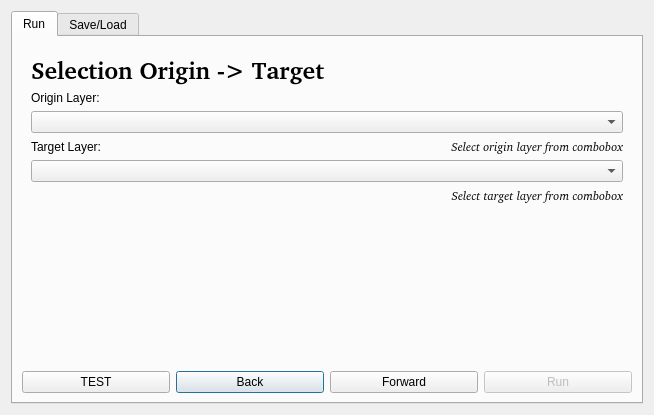
The window that arpap_spatialreport_dialog_base.ui (gis3w/ARPAP_SpatialReport) describes before a commit, drawn with Qt 5.
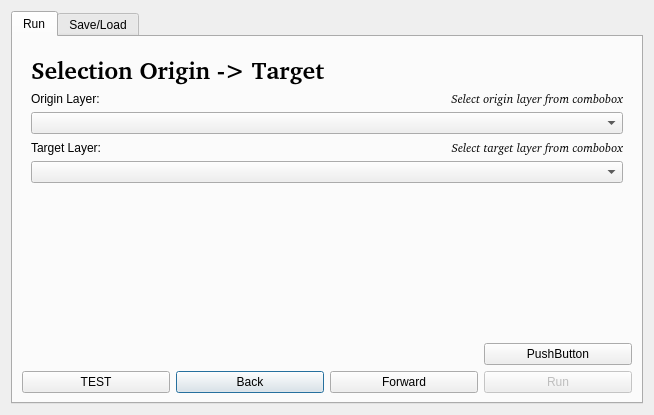
The same window after the commit. The open tabs and pages were chosen to show the change.

Commit message: Continue develop. Test pygal for report charts.

Diff of the .ui file:
```diff
--- a/arpap_spatialreport_dialog_base.ui
+++ b/arpap_spatialreport_dialog_base.ui
@@ -27,17 +27,20 @@
        <string>Run</string>
       </attribute>
       <layout class="QGridLayout" name="gridLayout_2">
-       <item row="1" column="1">
+       <item row="2" column="1">
         <widget class="QPushButton" name="backButton">
          <property name="enabled">
           <bool>true</bool>
          </property>
+         <property name="layoutDirection">
+          <enum>Qt::LeftToRight</enum>
+         </property>
          <property name="text">
           <string>Back</string>
          </property>
         </widget>
        </item>
-       <item row="1" column="3">
+       <item row="2" column="3">
         <widget class="QPushButton" name="runButton">
          <property name="enabled">
           <bool>false</bool>
@@ -47,15 +50,18 @@
          </property>
         </widget>
        </item>
-       <item row="1" column="0">
+       <item row="2" column="0">
         <widget class="QPushButton" name="testButton">
          <property name="text">
           <string>TEST</string>
          </property>
         </widget>
        </item>
-       <item row="1" column="2">
+       <item row="2" column="2">
         <widget class="QPushButton" name="forwardButton">
+         <property name="layoutDirection">
+          <enum>Qt::LeftToRight</enum>
+         </property>
          <property name="text">
           <string>Forward</string>
          </property>
@@ -67,26 +73,10 @@
           <bool>true</bool>
          </property>
          <property name="currentIndex">
-          <number>3</number>
+          <number>4</number>
          </property>
          <widget class="QWidget" name="pageSelectLayer">
           <layout class="QGridLayout" name="gridLayout_3">
-           <item row="3" column="1">
-            <widget class="QLabel" name="labelInfoOriginLayer">
-             <property name="font">
-              <font>
-               <family>Droid Sans [unknown]</family>
-               <italic>true</italic>
-              </font>
-             </property>
-             <property name="text">
-              <string>Select origin layer from combobox</string>
-             </property>
-             <property name="alignment">
-              <set>Qt::AlignRight|Qt::AlignTop|Qt::AlignTrailing</set>
-             </property>
-            </widget>
-           </item>
            <item row="0" column="0" colspan="2">
             <widget class="QLabel" name="labelTitleStep1">
              <property name="font">
@@ -102,22 +92,6 @@
              </property>
             </widget>
            </item>
-           <item row="5" column="1">
-            <widget class="QLabel" name="labelInfoTragetLayer">
-             <property name="font">
-              <font>
-               <family>Droid Sans [unknown]</family>
-               <italic>true</italic>
-              </font>
-             </property>
-             <property name="text">
-              <string>Select target layer from combobox</string>
-             </property>
-             <property name="alignment">
-              <set>Qt::AlignRight|Qt::AlignTop|Qt::AlignTrailing</set>
-             </property>
-            </widget>
-           </item>
            <item row="1" column="0">
             <widget class="QLabel" name="labelOriginLayerSelect">
              <property name="baseSize">
@@ -164,7 +138,39 @@
              </property>
             </widget>
            </item>
-           <item row="6" column="1">
+           <item row="1" column="1">
+            <widget class="QLabel" name="labelInfoOriginLayer">
+             <property name="font">
+              <font>
+               <family>Droid Sans [unknown]</family>
+               <italic>true</italic>
+              </font>
+             </property>
+             <property name="text">
+              <string>Select origin layer from combobox</string>
+             </property>
+             <property name="alignment">
+              <set>Qt::AlignRight|Qt::AlignTop|Qt::AlignTrailing</set>
+             </property>
+            </widget>
+           </item>
+           <item row="3" column="1">
+            <widget class="QLabel" name="labelInfoTragetLayer">
+             <property name="font">
+              <font>
+               <family>Droid Sans [unknown]</family>
+               <italic>true</italic>
+              </font>
+             </property>
+             <property name="text">
+              <string>Select target layer from combobox</string>
+             </property>
+             <property name="alignment">
+              <set>Qt::AlignRight|Qt::AlignTop|Qt::AlignTrailing</set>
+             </property>
+            </widget>
+           </item>
+           <item row="6" column="0">
             <spacer name="verticalSpacer_2">
              <property name="orientation">
               <enum>Qt::Vertical</enum>
@@ -460,7 +466,7 @@
                <item>
                 <widget class="QStackedWidget" name="stackedWidgetOutput">
                  <property name="currentIndex">
-                  <number>1</number>
+                  <number>0</number>
                  </property>
                  <widget class="QWidget" name="pageOutputShapeFile">
                   <layout class="QHBoxLayout" name="horizontalLayout_5">
@@ -484,7 +490,7 @@
                    <item>
                     <widget class="QPushButton" name="outputSpatialiteButton">
                      <property name="text">
-                      <string>PushButton</string>
+                      <string>...</string>
                      </property>
                     </widget>
                    </item>
@@ -537,6 +543,13 @@
          </widget>
         </widget>
        </item>
+       <item row="1" column="3">
+        <widget class="QPushButton" name="openChartDialogButton">
+         <property name="text">
+          <string>PushButton</string>
+         </property>
+        </widget>
+       </item>
       </layout>
      </widget>
      <widget class="QWidget" name="tab">
```
The commit also changes 19 other files.
